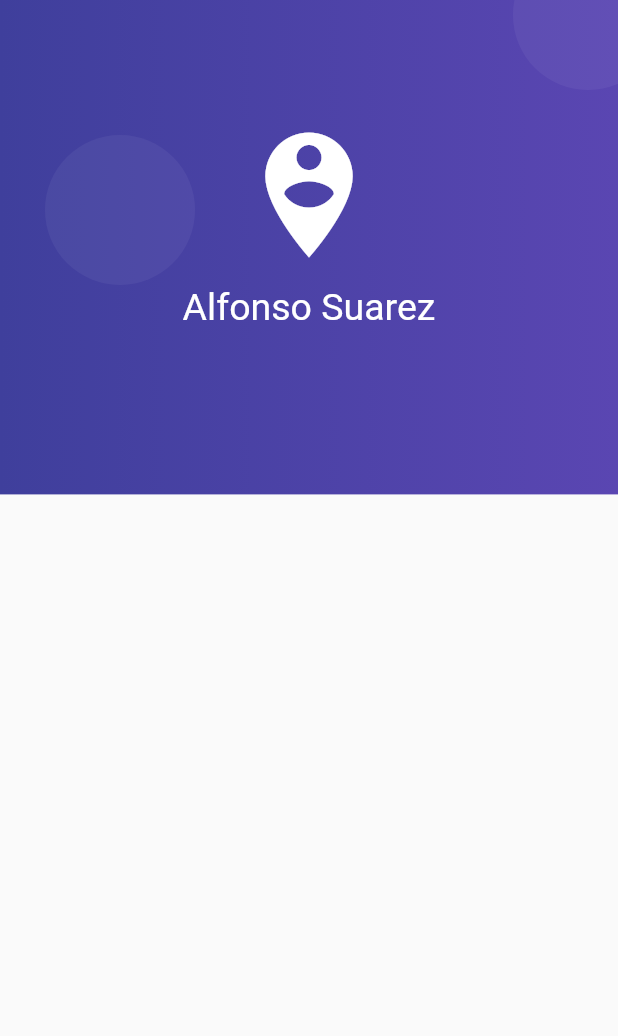
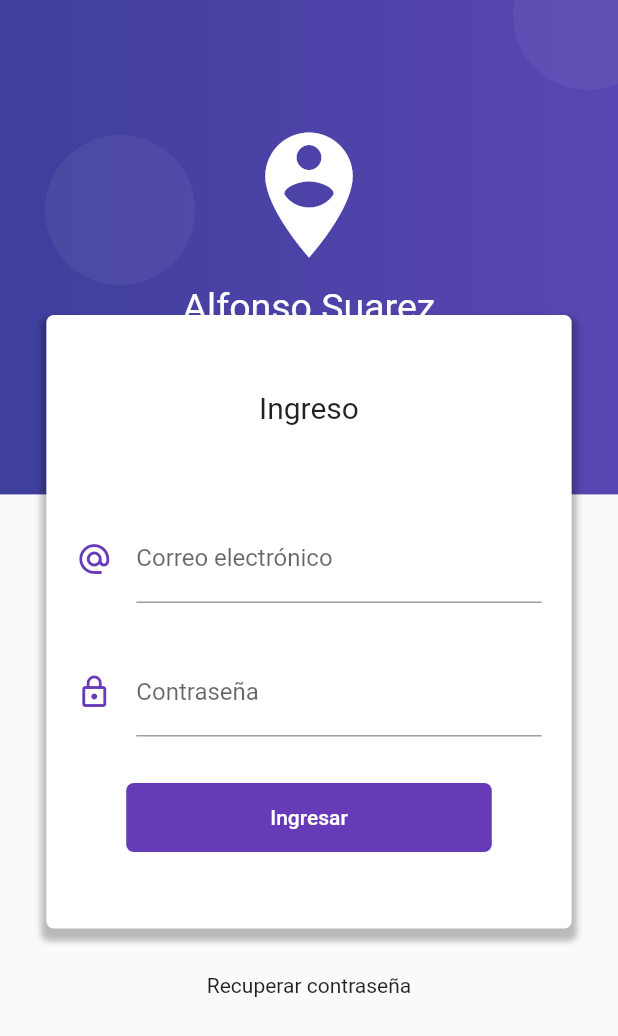
Before and after one commit to jalfonsosuarez/Flutter----FormValidation, a Flutter app: the screen it shows after launch, on a phone screen of 412 x 824 dp. Shown: the top 1036 px of the screen. Run offline on Flutter 3.47's test engine with Material 2 defaults, Android fonts, the phone set to English and light mode, and no system bars.

Commit message:
Diseño del login page

```diff
--- a/lib/src/pages/login_page.dart
+++ b/lib/src/pages/login_page.dart
@@ -9,12 +9,109 @@ class LoginPage extends StatelessWidget {
     return Scaffold(
       body: Stack(
         children: <Widget>[
-          _crearFondo( context )
+          _crearFondo( context ),
+          _loginForm( context ),
         ],
       )
     );
   }
 
+  Widget _loginForm(  BuildContext context ) {
+
+    final size = MediaQuery.of(context).size;
+
+    return SingleChildScrollView(
+      child: Column(
+        children: <Widget>[
+          SafeArea(
+            child: Container(
+              height: 180.0,
+            ),
+          ),
+          Container(
+            width: size.width * 0.85,
+            margin: EdgeInsets.symmetric( vertical: 30.0 ),
+            padding: EdgeInsets.symmetric( vertical:50.0 ),
+            decoration: BoxDecoration(
+              color: Colors.white,
+              borderRadius: BorderRadius.circular(5.0),
+              boxShadow: <BoxShadow>[
+                BoxShadow(
+                  color: Colors.black26,
+                  blurRadius: 3.0,
+                  offset: Offset( 0.0, 5.0 ),
+                  spreadRadius: 3.0
+                )
+              ]
+            ),
+            child: Column(
+              children: <Widget>[
+                Text('Ingreso', style: TextStyle(fontSize: 20.0),),
+                SizedBox(height: 60.0),
+                _crearEmail(),
+                SizedBox(height: 30.0),
+                _crearPassword(),
+                SizedBox(height: 30.0),
+                _crearBoton()
+              ],
+            ),
+          ),
+          Text( 'Recuperar contraseña' ),
+          SizedBox( height: 100.0 ),
+        ],
+      ),
+    );
+
+  }
+
+  Widget _crearEmail() {
+
+    return Container(
+      padding: EdgeInsets.symmetric( horizontal: 20.0 ),
+      child: TextField(
+        keyboardType: TextInputType.emailAddress,
+        decoration: InputDecoration(
+          icon: Icon( Icons.alternate_email, color: Colors.deepPurple ),
+          hintText: 'ejemplo@correo.com',
+          labelText: 'Correo electrónico'
+        ),
+      ),
+    );
+
+  }
+
+  Widget _crearPassword() {
+
+    return Container(
+      padding: EdgeInsets.symmetric( horizontal: 20.0 ),
+      child: TextField(
+        obscureText: true,
+        decoration: InputDecoration(
+          icon: Icon( Icons.lock_outline, color: Colors.deepPurple ),
+          labelText: 'Contraseña'
+        ),
+      ),
+    );
+
+  }
+
+  Widget _crearBoton() {
+
+    return RaisedButton(
+      child: Container(
+        padding: EdgeInsets.symmetric( horizontal: 80.0, vertical: 15.0 ),
+        child: Text('Ingresar'),
+      ),
+      shape: RoundedRectangleBorder(
+        borderRadius: BorderRadius.circular(5.0),
+      ),
+      elevation: 0.0,
+      color: Colors.deepPurple,
+      textColor: Colors.white,
+      onPressed: (){},
+    );
+
+  }
 
   Widget _crearFondo( BuildContext context ) {
 
```
